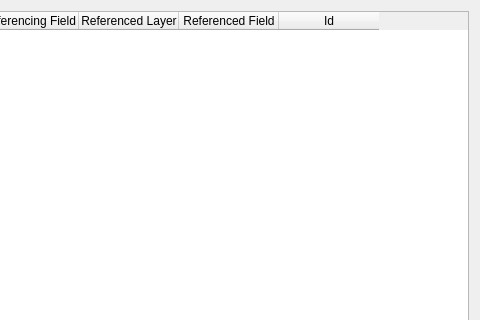
Old version of the form src/ui/qgsrelationmanagerdialogbase.ui in the repository carsmie/QGIS; both pictures show x 233 to 713 and y 0 to 320 of the 713 by 427 pixel window.
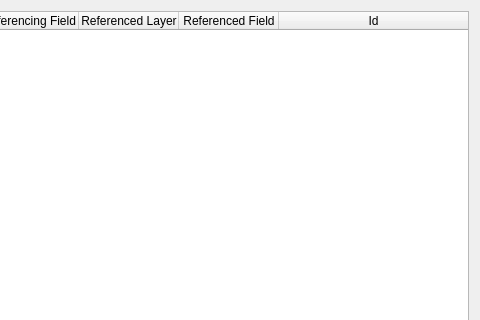
New version of the form. Icons and pictures are not drawn.

Commit message: fix plus icon for relation widget in project properties

```diff
--- a/src/ui/qgsrelationmanagerdialogbase.ui
+++ b/src/ui/qgsrelationmanagerdialogbase.ui
@@ -16,6 +16,9 @@
   <layout class="QVBoxLayout" name="verticalLayout">
    <item>
     <widget class="QTableWidget" name="mRelationsTable">
+     <attribute name="horizontalHeaderStretchLastSection">
+      <bool>true</bool>
+     </attribute>
      <column>
       <property name="text">
        <string>Name</string>
```
Left out of the diff: 2 changed lines with no effect on the pictures.
